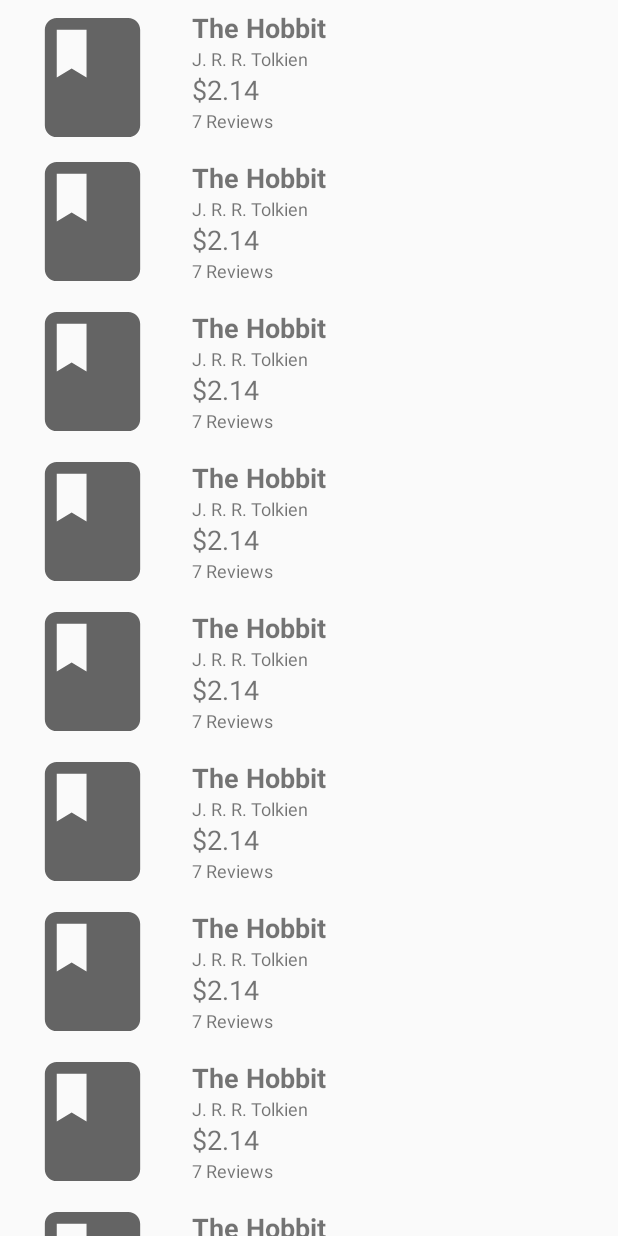
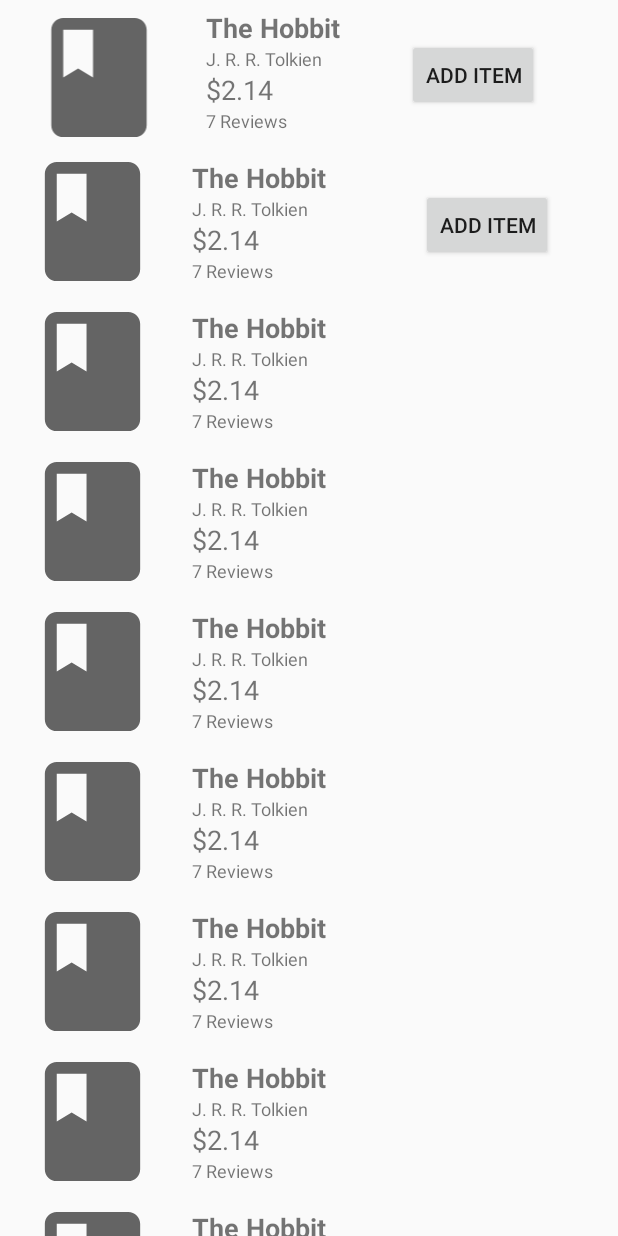
Before and after one commit to LanceDCantu/BookBrowser, an Android app: the layout content_main.xml on its own in the app's theme, with its tools: preview values and no code run, on a phone screen of 412 x 824 dp. Run offline under Robolectric (Android 15) with nearby library versions, the phone set to English and light mode, and no system bars.

Commit message:
Added some button cart functionality

```diff
--- a/app/src/main/res/layout/content_main.xml
+++ b/app/src/main/res/layout/content_main.xml
@@ -26,7 +26,10 @@
                     android:layout_height="wrap_content"
                     android:orientation="vertical"
                     android:layout_marginStart="128dp"
-                        app:layout_constraintStart_toStartOf="parent">
+                    app:layout_constraintStart_toStartOf="parent" android:id="@+id/linearLayout"
+                    app:layout_constraintTop_toTopOf="parent" app:layout_constraintStart_toEndOf="@+id/imageView2"
+                    app:layout_constraintEnd_toStartOf="@+id/button2" android:layout_marginEnd="35dp"
+            >
                 <TextView
                         android:layout_width="wrap_content"
                         android:layout_height="wrap_content"
@@ -56,14 +59,24 @@
 
 
             <ImageView
-                        android:layout_width="123dp"
+                    android:layout_width="0dp"
                     android:layout_height="95dp"
                     android:layout_gravity="start"
                     android:contentDescription="@string/book_title"
                     app:srcCompat="@drawable/baseline_book_24"
                     tools:src="@drawable/baseline_book_24"
                     app:layout_constraintTop_toTopOf="parent"
-                        android:layout_marginTop="4dp"/>
+                    android:layout_marginTop="4dp" android:id="@+id/imageView2"
+                    app:layout_constraintStart_toStartOf="parent" app:layout_constraintEnd_toStartOf="@+id/linearLayout"
+                    android:layout_marginEnd="5dp"/>
+            <Button
+                    android:text="Add Item"
+                    android:layout_width="wrap_content"
+                    android:layout_height="wrap_content"
+                    android:id="@+id/button2"
+                    app:layout_constraintStart_toEndOf="@+id/linearLayout" app:layout_constraintEnd_toEndOf="parent"
+                    app:layout_constraintTop_toTopOf="parent" app:layout_constraintBottom_toBottomOf="parent"
+                    android:layout_marginEnd="43dp"/>
 
         </android.support.constraint.ConstraintLayout>
             <android.support.constraint.ConstraintLayout
@@ -113,6 +126,14 @@
                         app:srcCompat="@drawable/baseline_book_24"
                         tools:src="@drawable/baseline_book_24"
                         android:layout_marginTop="4dp"/>
+                <Button
+                        android:text="Add Item"
+                        android:layout_width="wrap_content"
+                        android:layout_height="wrap_content"
+                        android:id="@+id/button3"
+                        app:layout_constraintStart_toEndOf="@+id/linearLayout" app:layout_constraintEnd_toEndOf="parent"
+                        app:layout_constraintTop_toTopOf="parent" app:layout_constraintBottom_toBottomOf="parent"
+                        android:layout_marginEnd="43dp" tools:ignore="DuplicateIds,NotSibling"/>
             </android.support.constraint.ConstraintLayout>
             <android.support.constraint.ConstraintLayout
                     android:orientation="vertical"
--- a/app/src/main/res/menu/main.xml
+++ b/app/src/main/res/menu/main.xml
@@ -5,7 +5,7 @@
             android:id="@+id/action_cart"
             android:orderInCategory="100"
             android:title="Cart"
-            android:icon="@drawable/baseline_shopping_cart_24"
+            android:icon="@drawable/ic_menu_notifications"
             app:showAsAction="ifRoom"/>
     <item
             android:id="@+id/action_user"
--- a/app/src/main/res/values/colors.xml
+++ b/app/src/main/res/values/colors.xml
@@ -3,4 +3,5 @@
     <color name="colorPrimary">#008577</color>
     <color name="colorPrimaryDark">#00574B</color>
     <color name="colorAccent">#D81B60</color>
+    <color name="colorRed">#F44336</color>
 </resources>
--- a/app/src/main/res/values/dimens.xml
+++ b/app/src/main/res/values/dimens.xml
@@ -6,4 +6,5 @@
     <dimen name="nav_header_height">176dp</dimen>
     <dimen name="fab_margin">16dp</dimen>
     <dimen name="text_margin">16dp</dimen>
+    <dimen name="text_size_small">10dp</dimen>
 </resources>
```
Also changed, not shown: app/src/main/java/com/example/lance/bookbrowser/MainActivity.kt (+36 -1 lines). Lines whose indentation alone changed are shown as unchanged.
